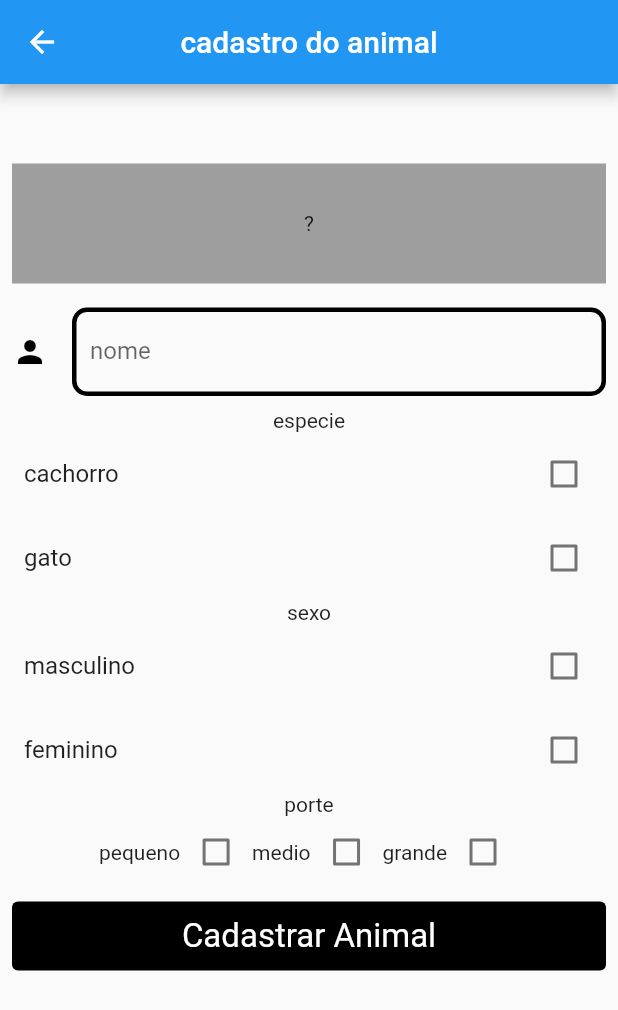
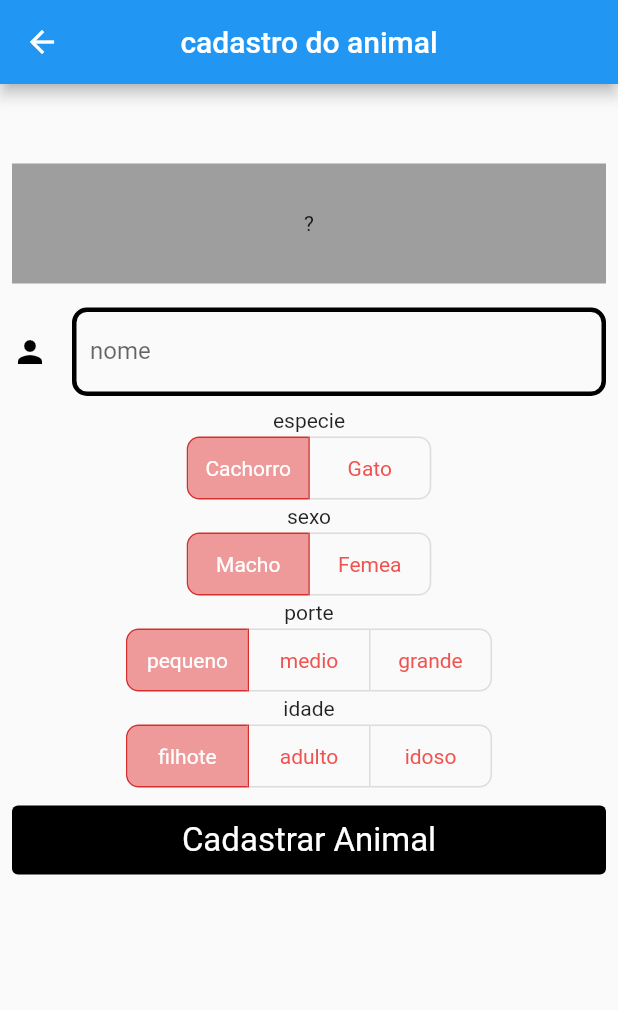
Before and after one commit to mateuspds/devaplicativos-flutter, a Flutter app: the Animal screen opened by its route, on a phone screen of 412 x 824 dp. Shown: the top 1010 px of the screen. Run offline on Flutter 3.47's test engine with Material 2 defaults, Android fonts, the phone set to English and light mode, and no system bars; our stand-ins replace cloud_firestore, firebase_auth, firebase_core; accounts and stored records are empty.

Commit message:
criando componentes radio do formulario

```diff
--- /dev/null
+++ b/lib/componentes/customToggle.dart
@@ -0,0 +1,32 @@
+import 'package:flutter/material.dart';
+
+class CustomTogle extends StatelessWidget {
+  final List<bool> selectBool;
+  final List<String> selectTexto;
+  final Function(int newindex) FuctionEle;
+  const CustomTogle({
+    Key? key,
+    required this.FuctionEle,
+    required this.selectTexto,
+    required this.selectBool,
+  }) : super(key: key);
+
+  @override
+  Widget build(BuildContext context) {
+    return ToggleButtons(
+      borderRadius: BorderRadius.all(Radius.circular(8)),
+      selectedBorderColor: Colors.red[700],
+      selectedColor: Colors.white,
+      fillColor: Colors.red[200],
+      constraints: const BoxConstraints(
+        minHeight: 40,
+        minWidth: 80,
+      ),
+      color: Colors.red[400],
+      onPressed: FuctionEle,
+      direction: Axis.horizontal,
+      isSelected: selectBool,
+      children: selectTexto.map((e) => Text(e)).toList(),
+    );
+  }
+}
--- a/lib/componentes/textfield.dart
+++ b/lib/componentes/textfield.dart
@@ -28,13 +28,13 @@ class CustomTextField extends StatelessWidget {
             ),
             labelText: label,
             enabledBorder: OutlineInputBorder(
-                borderSide: BorderSide(
+                borderSide:const BorderSide(
                   width: 3,
                   color: Colors.black,
                 ),
                 borderRadius: BorderRadius.circular(10)),
             focusedBorder: OutlineInputBorder(
-                borderSide: BorderSide(
+                borderSide:const BorderSide(
                   width: 3,
                   color: Colors.deepOrange,
                 ),
--- a/lib/pages/cadastroAnimal.dart
+++ b/lib/pages/cadastroAnimal.dart
@@ -1,4 +1,5 @@
 import 'package:cloud_firestore/cloud_firestore.dart';
+import 'package:devapp/componentes/customToggle.dart';
 import 'package:flutter/material.dart';
 
 import '../componentes/textfield.dart';
@@ -11,39 +12,55 @@ class Animal extends StatefulWidget {
 }
 
 class _AnimalState extends State<Animal> {
-  bool booltipoanimalca = false;
-  bool booltipoanimalga = false;
   TextEditingController nomecontroler = TextEditingController();
-
-  bool boolsexoanimalMA = false;
-  bool boolsexoanimalFE = false;
-
-  bool porteGrade = false;
-  bool porteMedio = false;
-  bool portePequeno = false;
-  String tipoAnimal = "";
-  String idade = "";
-  String sexo = "";
-  String porte = "";
+  String tipoAnimal = "cachorro";
+  String idade = "filhote";
+  String sexo = "macho";
+  String porte = "pequeno";
+  List<bool> selectIdadeBool = [true, false, false];
+  List<String> selectIdadeString = ["filhote", "adulto", "idoso"];
+  List<bool> selectPorte = [true, false, false];
+  List<String> selectPorteString = ["pequeno", "medio", "grande"];
+  List<bool> _selectSexo = [true, false];
+  List<String> selectSexo = ["Macho", "Femea"];
+  List<bool> selectEspecieBool = [true, false];
+  List<String> selectEspecie = ["Cachorro", "Gato"];
 
   @override
   Widget build(BuildContext context) {
+    //
+    //
     CollectionReference animais =
         FirebaseFirestore.instance.collection("Animais");
 
     Future<bool> cadastrarAnimal() async {
       try {
         await animais.add({
+          "nome": nomecontroler.text,
           "tipo do animal": tipoAnimal,
-          "nome": nomecontroler.text,
           "idade": idade,
           "sexo": sexo,
-          "porte":porte,
+          "porte": porte,
         });
         return true;
       } catch (e) {
         return false;
       }
+    }
+
+    //fuction de setstate de animal
+    void mudarString(int newindex, List<bool> booleano,
+        List<String> stringtexto, String mudarstring) {
+      setState(() {
+        for (int index = 0; index < booleano.length; index++) {
+          if (index == newindex) {
+            booleano[index] = true;
+            mudarstring = stringtexto[newindex];
+          } else {
+            booleano[index] = false;
+          }
+        }
+      });
     }
 
     return Scaffold(
@@ -68,13 +85,12 @@ class _AnimalState extends State<Animal> {
             Padding(
               padding: const EdgeInsets.all(8.0),
               child: Container(
-                decoration: BoxDecoration(
+                decoration: const BoxDecoration(
                   color: Colors.grey,
-
                 ),
                 height: 80,
                 width: double.infinity,
-                child: Center(child: Text("?")),
+                child: const Center(child: Text("?")),
               ),
             ),
 
@@ -84,82 +100,41 @@ class _AnimalState extends State<Animal> {
                 teclado: TextInputType.name,
                 label: "nome",
                 icon: Icons.person),
-            Text("especie"),
-            CheckboxListTile(
-                title: Text("cachorro"),
-                value: booltipoanimalca,
-                onChanged: (value) {
-                  setState(() {
-                    booltipoanimalca = !booltipoanimalca;
-                    tipoAnimal = "cachorro";
-                  });
-                }),
-            CheckboxListTile(
-                title: Text("gato"),
-                value: booltipoanimalga,
-                onChanged: (value) {
-                  setState(() {
-                    booltipoanimalga = !booltipoanimalga;
-                    tipoAnimal = "gato";
-                  });
-                }),
+            const Text("especie"),
+            //especie
+            CustomTogle(
+                FuctionEle: (int newindex) {
+                  mudarString(
+                      newindex, selectEspecieBool, selectEspecie, tipoAnimal);
+                },
+                selectTexto: selectEspecie,
+                selectBool: selectEspecieBool),
 
+            //sexo do animal
             Text("sexo"),
-            CheckboxListTile(
-                title: Text("masculino"),
-                value: boolsexoanimalMA,
-                onChanged: (value) {
-                  setState(() {
-                    boolsexoanimalMA = !boolsexoanimalMA;
-                    sexo = "masculino";
-                  });
-                }),
-            CheckboxListTile(
-                title: Text("feminino"),
-                value: boolsexoanimalFE,
-                onChanged: (value) {
-                  setState(() {
-                    boolsexoanimalFE = !boolsexoanimalFE;
-                    sexo = "feminino";
-                  });
-                }),
-
-            Text("porte"),
-            Row(
-              mainAxisAlignment: MainAxisAlignment.center,
-              children: [
-                Text("pequeno"),
-                Checkbox(
-                    value: portePequeno,
-                    onChanged: (value) {
-                      setState(() {
-                        portePequeno = !portePequeno;
-                        porte = "pequeno";
-                      });
-                    }),
-              //medio
-               Text("medio"),
-                Checkbox(
-                    value: porteMedio,
-                    onChanged: (value) {
-                      setState(() {
-                        porteMedio = !porteMedio;
-                        porte = "medio";
-                      });
-                    }),
-
-                 Text("grande"),
-                Checkbox(
-                    value: porteGrade,
-                    onChanged: (value) {
-                      setState(() {
-                        porteGrade = !porteGrade;
-                        porte = "grande";
-                      });
-                    })
-              ],
-            ),
-            // Checkbox(value: value, onChanged: onChanged)
+            CustomTogle(
+                FuctionEle: (int newindex) {
+                  mudarString(newindex, _selectSexo, selectSexo, sexo);
+                },
+                selectTexto: selectSexo,
+                selectBool: _selectSexo),
+            // porte
+            const Text("porte"),
+            CustomTogle(
+                FuctionEle: (int newindex) {
+                  mudarString(newindex, selectPorte, selectPorteString, porte);
+                },
+                selectTexto: selectPorteString,
+                selectBool: selectPorte),
+            // idade
+            const Text("idade"),
+            CustomTogle(
+                FuctionEle: (int newindex) {
+                  mudarString(
+                      newindex, selectIdadeBool, selectIdadeString, idade);
+                },
+                selectTexto: selectIdadeString,
+                selectBool: selectIdadeBool),
 
             Padding(
               padding: const EdgeInsets.all(8.0),
@@ -174,7 +149,9 @@ class _AnimalState extends State<Animal> {
                       padding: const EdgeInsets.all(10),
                       textStyle: const TextStyle(fontSize: 22)),
                   onPressed: () async {
-                    bool a = await cadastrarAnimal();
+                    try {
+                        if (nomecontroler.text.isNotEmpty) {
+                       bool a = await cadastrarAnimal();
                     if (a) {
                       showDialog(
                           context: context,
@@ -184,13 +161,20 @@ class _AnimalState extends State<Animal> {
                               actions: [
                                 TextButton(
                                     onPressed: () {
-                                      Navigator.pop(context);
+                                        nomecontroler.clear();
+                                        Navigator.pop(context);
+
                                     },
                                     child: const Text("fechar"))
                               ],
                             );
                           });
-                    } else {
+                    }
+
+                    }
+
+                    } catch (e) {
+
                       showDialog(
                           context: context,
                           builder: (context) {
@@ -206,7 +190,12 @@ class _AnimalState extends State<Animal> {
                             );
                           });
                     }
-                  },
+                    },
+
+
+
+
+
                   child: const Text("Cadastrar Animal"),
                 ),
               ),
```
Also changed, not shown: lib/componentes/radio.dart (added, +24 -0 lines).
